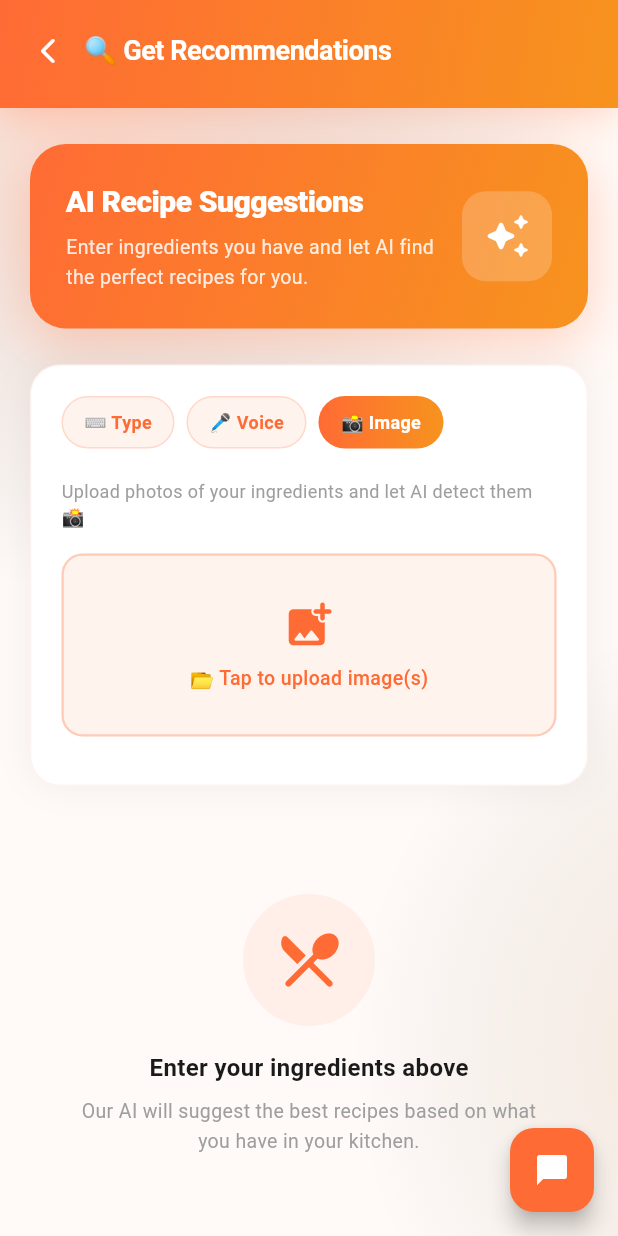
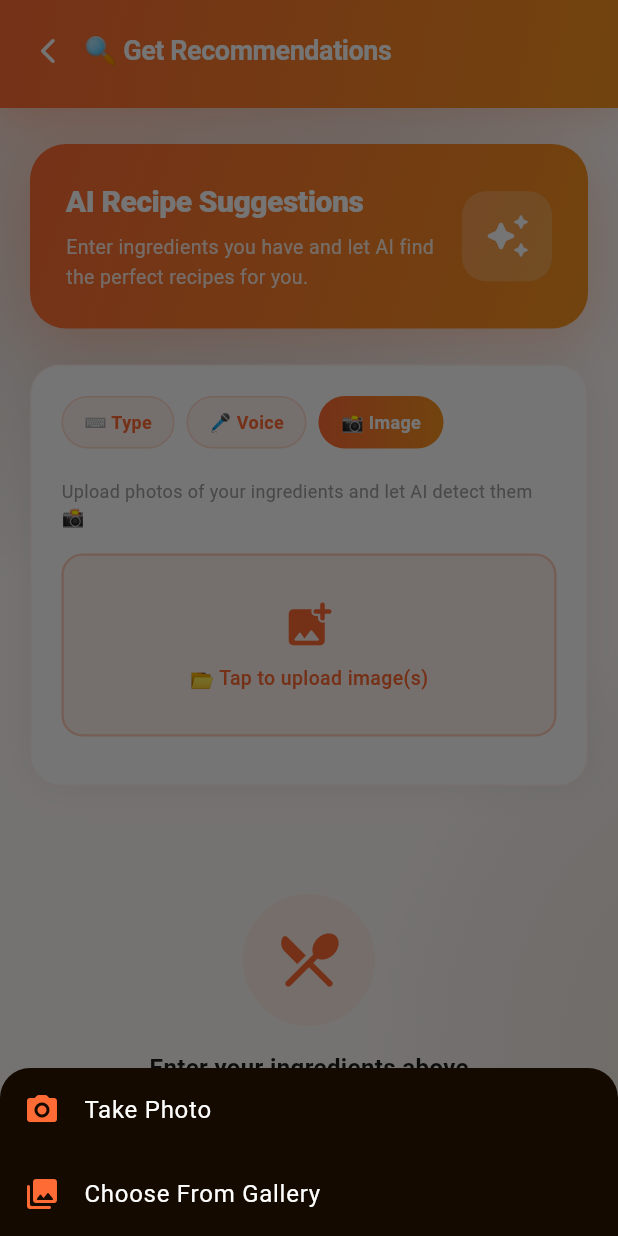
Before and after one commit to sarauh-codes/chefgpt-overall, a Flutter app: the RecommendScreen screen opened directly, after a tap on "🎤 Voice", after a tap on "📸 Image", after a tap on "📂 Tap to upload image(s)", on a phone screen of 412 x 824 dp. Run offline on Flutter 3.47's test engine with Material 3 defaults, Android fonts, the phone set to English and light mode, and no system bars; our stand-ins replace cross_file, fl_chart, image_picker, pdf, printing, share_plus and 1 more; missing offline and left inert: record; accounts and stored records are empty; network calls fail; Roboto replaces fonts that are missing (Poppins).

Commit message:
snap features(mobile) tapi belum test

```diff
--- a/chefgpt_app/lib/screens/recommend_screen.dart
+++ b/chefgpt_app/lib/screens/recommend_screen.dart
@@ -11,6 +11,8 @@ import 'recipe_detail_screen.dart';
 import 'package:cross_file/cross_file.dart';
 import 'chat_screen.dart';
 import 'chat_fab.dart';
+import 'package:image_picker/image_picker.dart';
+import 'dart:io';
 
 class RecommendScreen extends StatefulWidget {
   const RecommendScreen({super.key});
@@ -31,6 +33,7 @@ class _RecommendScreenState extends State<RecommendScreen>
   final Map<String, String> _substituteResults = {};
   final Map<String, bool> _substituteLoading = {};
   late AnimationController _auroraController;
+  final ImagePicker _picker = ImagePicker();
 
   // Tab state
   int _activeTab = 0; // 0 = text, 1 = voice, 2 = image
@@ -46,6 +49,7 @@ class _RecommendScreenState extends State<RecommendScreen>
   bool _isAnalyzingImage = false;
   String _imageStatus = '';
   bool _imageResultVisible = false;
+  bool _isDetecting = false;
 
   @override
   void initState() {
@@ -245,10 +249,47 @@ class _RecommendScreenState extends State<RecommendScreen>
 
   // ===== IMAGE =====
   Future<void> _pickAndAnalyzeImage() async {
-    final picker = ImagePicker();
-    final files = await picker.pickMultiImage();
-    if (files.isEmpty) return;
+    final source = await showModalBottomSheet<ImageSource>(
+      context: context,
+      shape: const RoundedRectangleBorder(
+          borderRadius: BorderRadius.vertical(top: Radius.circular(20))),
+      builder: (_) => SafeArea(
+        child: Column(
+          mainAxisSize: MainAxisSize.min,
+          children: [
+            ListTile(
+              leading: const Icon(Icons.camera_alt_rounded, color: Color(0xFFFF6B35)),
+              title: const Text('Take Photo'),
+              onTap: () => Navigator.pop(context, ImageSource.camera),
+            ),
+            ListTile(
+              leading: const Icon(Icons.photo_library_rounded, color: Color(0xFFFF6B35)),
+              title: const Text('Choose From Gallery'),
+              onTap: () => Navigator.pop(context, ImageSource.gallery),
+            ),
+          ],
+        ),
+      ),
+    );
 
+  if (source == null) return; // ← user cancel
+
+  final picker = ImagePicker();
+
+  // ← Camera = single image, Gallery = multi image
+  List<XFile> files = [];
+  if (source == ImageSource.camera) {
+    final photo = await picker.pickImage(
+      source: ImageSource.camera,
+      imageQuality: 80,
+      maxWidth: 1024,
+    );
+    if (photo != null) files = [photo];
+  } else {
+    files = await picker.pickMultiImage();
+  }
+
+  if (files.isEmpty) return;
     setState(() {
       _isAnalyzingImage = true;
       _imageStatus = '🤖 BLIP is analyzing ${files.length} image(s)...';
--- a/chefgpt_app/pubspec.yaml
+++ b/chefgpt_app/pubspec.yaml
@@ -22,6 +22,7 @@ dependencies:
   cupertino_icons: ^1.0.8
   fl_chart: ^0.70.2
 
+
 dev_dependencies:
   flutter_test:
     sdk: flutter
```
Also changed, not shown: chefgpt_app/lib/screens/dashboard_screen.dart (+19 -18 lines), 1 other file.
